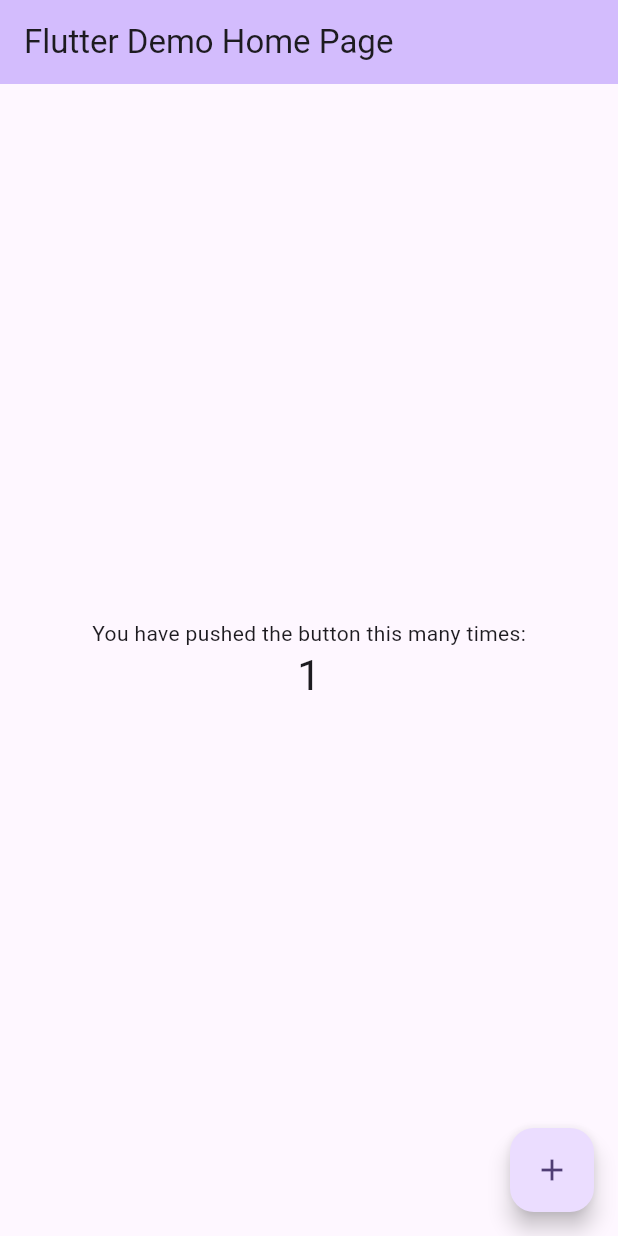
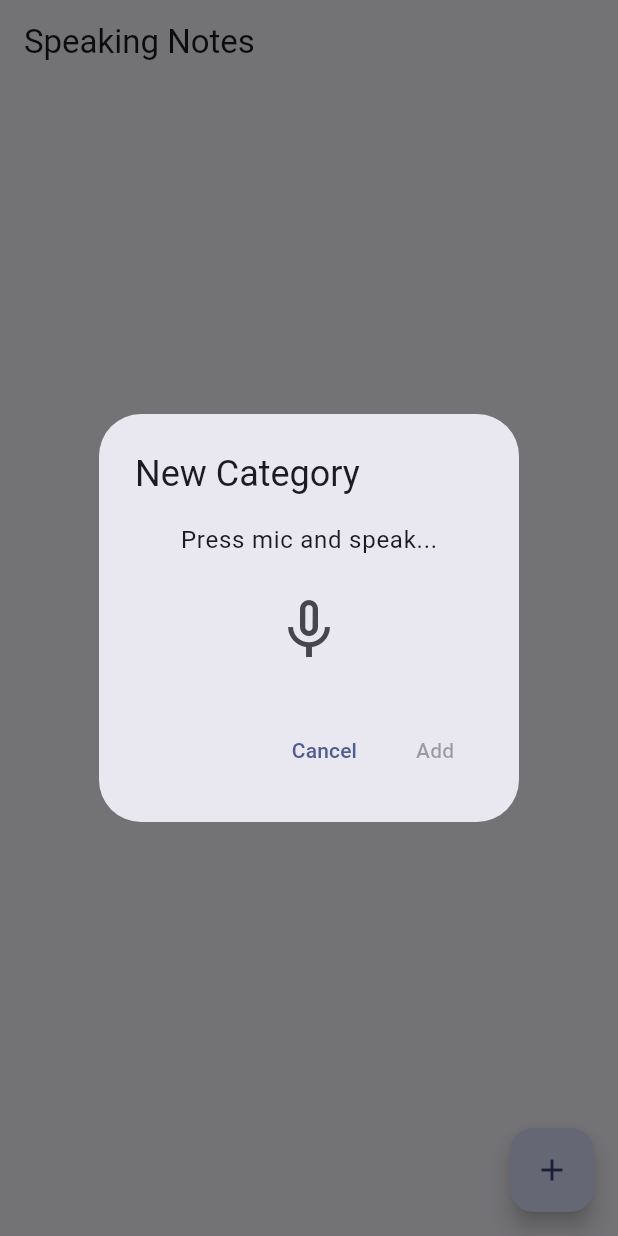
Before and after one commit to ozlemton/SpeakingNotes, a Flutter app: the screen it shows after launch, after a tap on the "add" icon, on a phone screen of 412 x 824 dp. Run offline on Flutter 3.47's test engine with Material 3 defaults, Android fonts, the light colour scheme and no system bars; our stand-ins replace cloud_firestore, drift, firebase_core, flutter_bloc, get_it, speech_to_text; accounts and stored records are empty; generated files the repository leaves out were written again.

Commit message:
Add HomeScreen and CategoryScreen with speech recognition

```diff
--- /dev/null
+++ b/lib/features/category/presentation/screens/home_screen.dart
@@ -0,0 +1,145 @@
+import 'package:flutter/material.dart';
+import 'package:flutter_bloc/flutter_bloc.dart';
+import 'package:uuid/uuid.dart';
+import '../../../../core/di/injection.dart';
+import '../../../../core/services/speech_service.dart';
+import '../../domain/models/category.dart';
+import '../bloc/category_bloc.dart';
+import '../bloc/category_event.dart';
+import '../bloc/category_state.dart';
+
+class HomeScreen extends StatelessWidget {
+  const HomeScreen({super.key});
+
+  void _showAddCategoryDialog(BuildContext context) {
+    showDialog(
+      context: context,
+      builder: (context) => _AddCategoryDialog(
+        onConfirm: (name) {
+          final category = Category(
+            id: const Uuid().v4(),
+            name: name,
+            createdAt: DateTime.now(),
+          );
+          context.read<CategoryBloc>().add(CreateCategory(category));
+        },
+      ),
+    );
+  }
+
+  @override
+  Widget build(BuildContext context) {
+    return Scaffold(
+      appBar: AppBar(title: const Text('Speaking Notes')),
+      body: BlocBuilder<CategoryBloc, CategoryState>(
+        builder: (context, state) {
+          if (state is CategoryLoading) {
+            return const Center(child: CircularProgressIndicator());
+          }
+          if (state is CategoryError) {
+            return Center(child: Text(state.message));
+          }
+          if (state is CategoryLoaded) {
+            if (state.categories.isEmpty) {
+              return const Center(child: Text('No categories yet.'));
+            }
+            return ListView.builder(
+              itemCount: state.categories.length,
+              itemBuilder: (context, index) {
+                final category = state.categories[index];
+                return ListTile(
+                  title: Text(category.name),
+                  trailing: const Icon(Icons.chevron_right),
+                  onTap: () => Navigator.pushNamed(
+                    context,
+                    '/category',
+                    arguments: category,
+                  ),
+                );
+              },
+            );
+          }
+          return const SizedBox.shrink();
+        },
+      ),
+      floatingActionButton: FloatingActionButton(
+        onPressed: () => _showAddCategoryDialog(context),
+        child: const Icon(Icons.add),
+      ),
+    );
+  }
+}
+
+class _AddCategoryDialog extends StatefulWidget {
+  final void Function(String name) onConfirm;
+
+  const _AddCategoryDialog({required this.onConfirm});
+
+  @override
+  State<_AddCategoryDialog> createState() => _AddCategoryDialogState();
+}
+
+class _AddCategoryDialogState extends State<_AddCategoryDialog> {
+  final SpeechService _speechService = getIt<SpeechService>();
+  String _categoryName = '';
+
+  @override
+  void dispose() {
+    _speechService.stopListening();
+    super.dispose();
+  }
+
+  void _toggleListening() {
+    if (_speechService.isListening) {
+      _speechService.stopListening();
+      setState(() {});
+    } else {
+      _speechService.startListening(
+        onResult: (text) {
+          setState(() => _categoryName = text);
+        },
+      );
+      setState(() {});
+    }
+  }
+
+  @override
+  Widget build(BuildContext context) {
+    return AlertDialog(
+      title: const Text('New Category'),
+      content: Column(
+        mainAxisSize: MainAxisSize.min,
+        children: [
+          Text(
+            _categoryName.isEmpty ? 'Press mic and speak...' : _categoryName,
+            style: Theme.of(context).textTheme.bodyLarge,
+          ),
+          const SizedBox(height: 16),
+          IconButton(
+            iconSize: 48,
+            icon: Icon(
+              _speechService.isListening ? Icons.mic : Icons.mic_none,
+              color: _speechService.isListening ? Colors.red : null,
+            ),
+            onPressed: _toggleListening,
+          ),
+        ],
+      ),
+      actions: [
+        TextButton(
+          onPressed: () => Navigator.pop(context),
+          child: const Text('Cancel'),
+        ),
+        TextButton(
+          onPressed: _categoryName.isEmpty
+              ? null
+              : () {
+                  Navigator.pop(context);
+                  widget.onConfirm(_categoryName);
+                },
+          child: const Text('Add'),
+        ),
+      ],
+    );
+  }
+}
--- a/lib/main.dart
+++ b/lib/main.dart
@@ -1,7 +1,14 @@
 import 'package:flutter/material.dart';
 import 'package:firebase_core/firebase_core.dart';
+import 'package:flutter_bloc/flutter_bloc.dart';
 import 'firebase_options.dart';
 import 'core/di/injection.dart';
+import 'features/category/presentation/bloc/category_bloc.dart';
+import 'features/category/presentation/bloc/category_event.dart';
+import 'features/category/presentation/screens/home_screen.dart';
+import 'features/note/presentation/bloc/note_bloc.dart';
+import 'features/note/presentation/screens/category_screen.dart';
+import 'features/category/domain/models/category.dart';
 
 Future<void> main() async {
   WidgetsFlutterBinding.ensureInitialized();
@@ -15,57 +22,32 @@ class MyApp extends StatelessWidget {
 
   @override
   Widget build(BuildContext context) {
-    return MaterialApp(
-      title: 'Flutter Demo',
-      theme: ThemeData(
-        colorScheme: ColorScheme.fromSeed(seedColor: Colors.deepPurple),
-      ),
-      home: const MyHomePage(title: 'Flutter Demo Home Page'),
-    );
-  }
-}
-
-class MyHomePage extends StatefulWidget {
-  const MyHomePage({super.key, required this.title});
-
-  final String title;
-
-  @override
-  State<MyHomePage> createState() => _MyHomePageState();
-}
-
-class _MyHomePageState extends State<MyHomePage> {
-  int _counter = 0;
-
-  void _incrementCounter() {
-    setState(() {
-      _counter++;
-    });
-  }
-
-  @override
-  Widget build(BuildContext context) {
-    return Scaffold(
-      appBar: AppBar(
-        backgroundColor: Theme.of(context).colorScheme.inversePrimary,
-        title: Text(widget.title),
-      ),
-      body: Center(
-        child: Column(
-          mainAxisAlignment: MainAxisAlignment.center,
-          children: <Widget>[
-            const Text('You have pushed the button this many times:'),
-            Text(
-              '$_counter',
-              style: Theme.of(context).textTheme.headlineMedium,
-            ),
-          ],
+    return MultiBlocProvider(
+      providers: [
+        BlocProvider<CategoryBloc>(
+          create: (_) => getIt<CategoryBloc>()..add(LoadCategories()),
         ),
-      ),
-      floatingActionButton: FloatingActionButton(
-        onPressed: _incrementCounter,
-        tooltip: 'Increment',
-        child: const Icon(Icons.add),
+        BlocProvider<NoteBloc>(
+          create: (_) => getIt<NoteBloc>(),
+        ),
+      ],
+      child: MaterialApp(
+        title: 'Speaking Notes',
+        debugShowCheckedModeBanner: false,
+        theme: ThemeData(
+          colorScheme: ColorScheme.fromSeed(seedColor: Colors.indigo),
+          useMaterial3: true,
+        ),
+        home: const HomeScreen(),
+        onGenerateRoute: (settings) {
+          if (settings.name == '/category') {
+            final category = settings.arguments as Category;
+            return MaterialPageRoute(
+              builder: (_) => CategoryScreen(category: category),
+            );
+          }
+          return null;
+        },
       ),
     );
   }
--- a/pubspec.yaml
+++ b/pubspec.yaml
@@ -20,6 +20,7 @@ dependencies:
   get_it: ^8.0.3
   firebase_core: ^3.13.0
   cloud_firestore: ^5.6.0
+  uuid: ^4.5.1
 
 dev_dependencies:
   flutter_test:
```
Also changed, not shown: lib/features/note/presentation/screens/category_screen.dart (added, +108 -0 lines), pubspec.lock.
